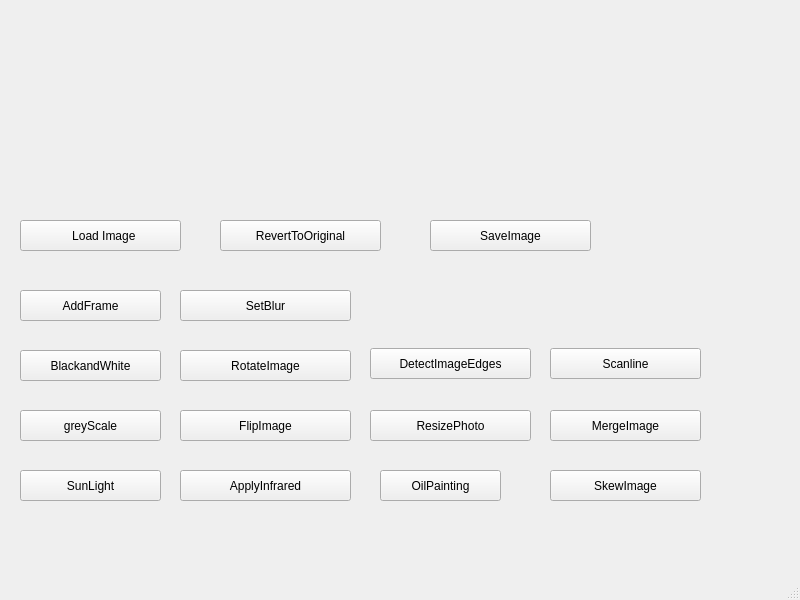
First picture: the form in mainwindow.ui, repository nouranragy/Assignment1-ImageFilters, before the edit.
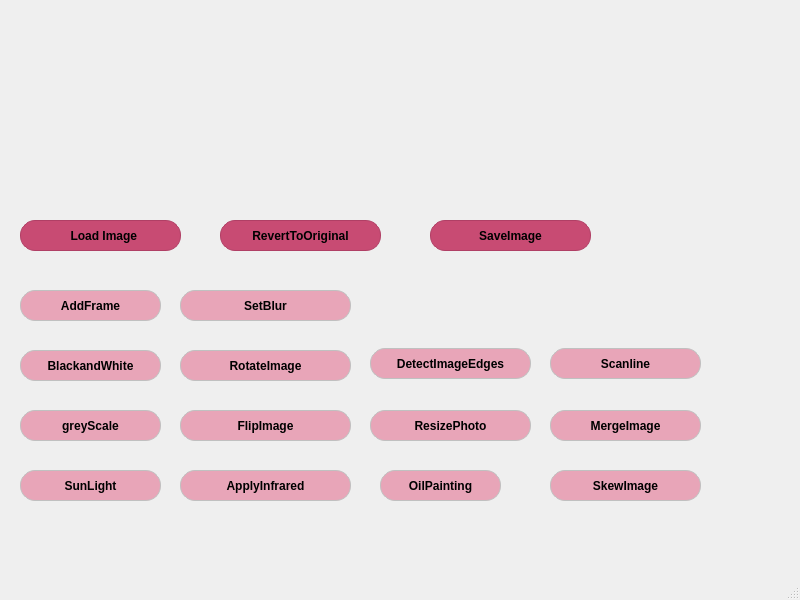
Second picture: the form after the edit.

```diff
--- a/mainwindow.ui
+++ b/mainwindow.ui
@@ -23,6 +23,27 @@
       <height>31</height>
      </rect>
     </property>
+    <property name="styleSheet">
+     <string notr="true">QPushButton{
+background-color: #e8a5b8;
+border: 1px solid #c0c0c0;
+border-radius: 15px;
+padding: 5px 15px;
+font-weight: bold;
+}
+
+QPushButton:pressed {
+background-color: #5789ff;
+border: 2px solid  #46207f;
+padding-top: 7px;
+padding-bottom;
+
+}
+
+QPushButton:hover {
+background-color: #e88eaa;
+}</string>
+    </property>
     <property name="text">
      <string>BlackandWhite</string>
     </property>
@@ -36,6 +57,27 @@
       <height>31</height>
      </rect>
     </property>
+    <property name="styleSheet">
+     <string notr="true">QPushButton{
+background-color:  #c84b73;
+border: 1px solid #b03f65;
+border-radius: 15px;
+padding: 5px 15px;
+font-weight: bold;
+}
+
+QPushButton:pressed {
+background-color: #a63a5e;
+border: 2px solid #ffb3cc;
+padding-top: 7px;
+padding-bottom;
+
+}
+
+QPushButton:hover {
+background-color: #d9648a;
+}</string>
+    </property>
     <property name="text">
      <string>  Load Image</string>
     </property>
@@ -81,6 +123,27 @@
       <height>31</height>
      </rect>
     </property>
+    <property name="styleSheet">
+     <string notr="true">QPushButton{
+background-color: #e8a5b8;
+border: 1px solid #c0c0c0;
+border-radius: 15px;
+padding: 5px 15px;
+font-weight: bold;
+}
+
+QPushButton:pressed {
+background-color: #5789ff;
+border: 2px solid  #46207f;
+padding-top: 7px;
+padding-bottom;
+
+}
+
+QPushButton:hover {
+background-color: #e88eaa;
+}</string>
+    </property>
     <property name="text">
      <string>RotateImage</string>
     </property>
@@ -94,6 +157,27 @@
       <height>31</height>
      </rect>
     </property>
+    <property name="styleSheet">
+     <string notr="true">QPushButton{
+background-color: #e8a5b8;
+border: 1px solid #c0c0c0;
+border-radius: 15px;
+padding: 5px 15px;
+font-weight: bold;
+}
+
+QPushButton:pressed {
+background-color: #5789ff;
+border: 2px solid  #46207f;
+padding-top: 7px;
+padding-bottom;
+
+}
+
+QPushButton:hover {
+background-color: #e88eaa;
+}</string>
+    </property>
     <property name="text">
      <string>DetectImageEdges</string>
     </property>
@@ -107,6 +191,27 @@
       <height>31</height>
      </rect>
     </property>
+    <property name="styleSheet">
+     <string notr="true">QPushButton{
+background-color: #e8a5b8;
+border: 1px solid #c0c0c0;
+border-radius: 15px;
+padding: 5px 15px;
+font-weight: bold;
+}
+
+QPushButton:pressed {
+background-color: #5789ff;
+border: 2px solid  #46207f;
+padding-top: 7px;
+padding-bottom;
+
+}
+
+QPushButton:hover {
+background-color: #e88eaa;
+}</string>
+    </property>
     <property name="text">
      <string>Scanline</string>
     </property>
@@ -120,6 +225,27 @@
       <height>31</height>
      </rect>
     </property>
+    <property name="styleSheet">
+     <string notr="true">QPushButton{
+background-color: #e8a5b8;
+border: 1px solid #c0c0c0;
+border-radius: 15px;
+padding: 5px 15px;
+font-weight: bold;
+}
+
+QPushButton:pressed {
+background-color: #5789ff;
+border: 2px solid  #46207f;
+padding-top: 7px;
+padding-bottom;
+
+}
+
+QPushButton:hover {
+background-color: #e88eaa;
+}</string>
+    </property>
     <property name="text">
      <string>greyScale</string>
     </property>
@@ -133,6 +259,27 @@
       <height>31</height>
      </rect>
     </property>
+    <property name="styleSheet">
+     <string notr="true">QPushButton{
+background-color: #e8a5b8;
+border: 1px solid #c0c0c0;
+border-radius: 15px;
+padding: 5px 15px;
+font-weight: bold;
+}
+
+QPushButton:pressed {
+background-color: #5789ff;
+border: 2px solid  #46207f;
+padding-top: 7px;
+padding-bottom;
+
+}
+
+QPushButton:hover {
+background-color: #e88eaa;
+}</string>
+    </property>
     <property name="text">
      <string>FlipImage</string>
     </property>
@@ -146,6 +293,27 @@
       <height>31</height>
      </rect>
     </property>
+    <property name="styleSheet">
+     <string notr="true">QPushButton{
+background-color: #e8a5b8;
+border: 1px solid #c0c0c0;
+border-radius: 15px;
+padding: 5px 15px;
+font-weight: bold;
+}
+
+QPushButton:pressed {
+background-color: #5789ff;
+border: 2px solid  #46207f;
+padding-top: 7px;
+padding-bottom;
+
+}
+
+QPushButton:hover {
+background-color: #e88eaa;
+}</string>
+    </property>
     <property name="text">
      <string>ResizePhoto</string>
     </property>
@@ -159,6 +327,27 @@
       <height>31</height>
      </rect>
     </property>
+    <property name="styleSheet">
+     <string notr="true">QPushButton{
+background-color: #e8a5b8;
+border: 1px solid #c0c0c0;
+border-radius: 15px;
+padding: 5px 15px;
+font-weight: bold;
+}
+
+QPushButton:pressed {
+background-color: #5789ff;
+border: 2px solid  #46207f;
+padding-top: 7px;
+padding-bottom;
+
+}
+
+QPushButton:hover {
+background-color: #e88eaa;
+}</string>
+    </property>
     <property name="text">
      <string>MergeImage</string>
     </property>
@@ -172,6 +361,27 @@
       <height>31</height>
      </rect>
     </property>
+    <property name="styleSheet">
+     <string notr="true">QPushButton{
+background-color: #e8a5b8;
+border: 1px solid #c0c0c0;
+border-radius: 15px;
+padding: 5px 15px;
+font-weight: bold;
+}
+
+QPushButton:pressed {
+background-color: #5789ff;
+border: 2px solid  #46207f;
+padding-top: 7px;
+padding-bottom;
+
+}
+
+QPushButton:hover {
+background-color: #e88eaa;
+}</string>
+    </property>
     <property name="text">
      <string>SunLight</string>
     </property>
@@ -185,6 +395,27 @@
       <height>31</height>
      </rect>
     </property>
+    <property name="styleSheet">
+     <string notr="true">QPushButton{
+background-color:  #c84b73;
+border: 1px solid #b03f65;
+border-radius: 15px;
+padding: 5px 15px;
+font-weight: bold;
+}
+
+QPushButton:pressed {
+background-color: #a63a5e;
+border: 2px solid #ffb3cc;
+padding-top: 7px;
+padding-bottom;
+
+}
+
+QPushButton:hover {
+background-color: #d9648a;
+}</string>
+    </property>
     <property name="text">
      <string>SaveImage</string>
     </property>
@@ -198,6 +429,27 @@
       <height>31</height>
      </rect>
     </property>
+    <property name="styleSheet">
+     <string notr="true">QPushButton{
+background-color:  #c84b73;
+border: 1px solid #b03f65;
+border-radius: 15px;
+padding: 5px 15px;
+font-weight: bold;
+}
+
+QPushButton:pressed {
+background-color: #a63a5e;
+border: 2px solid #ffb3cc;
+padding-top: 7px;
+padding-bottom;
+
+}
+
+QPushButton:hover {
+background-color: #d9648a;
+}</string>
+    </property>
     <property name="text">
      <string>RevertToOriginal</string>
     </property>
@@ -211,6 +463,27 @@
       <height>31</height>
      </rect>
     </property>
+    <property name="styleSheet">
+     <string notr="true">QPushButton{
+background-color: #e8a5b8;
+border: 1px solid #c0c0c0;
+border-radius: 15px;
+padding: 5px 15px;
+font-weight: bold;
+}
+
+QPushButton:pressed {
+background-color: #5789ff;
+border: 2px solid  #46207f;
+padding-top: 7px;
+padding-bottom;
+
+}
+
+QPushButton:hover {
+background-color: #e88eaa;
+}</string>
+    </property>
     <property name="text">
      <string>AddFrame</string>
     </property>
@@ -224,6 +497,27 @@
       <height>31</height>
      </rect>
     </property>
+    <property name="styleSheet">
+     <string notr="true">QPushButton{
+background-color: #e8a5b8;
+border: 1px solid #c0c0c0;
+border-radius: 15px;
+padding: 5px 15px;
+font-weight: bold;
+}
+
+QPushButton:pressed {
+background-color: #5789ff;
+border: 2px solid  #46207f;
+padding-top: 7px;
+padding-bottom;
+
+}
+
+QPushButton:hover {
+background-color: #e88eaa;
+}</string>
+    </property>
     <property name="text">
      <string>ApplyInfrared</string>
     </property>
@@ -237,6 +531,27 @@
       <height>31</height>
      </rect>
     </property>
+    <property name="styleSheet">
+     <string notr="true">QPushButton{
+background-color: #e8a5b8;
+border: 1px solid #c0c0c0;
+border-radius: 15px;
+padding: 5px 15px;
+font-weight: bold;
+}
+
+QPushButton:pressed {
+background-color: #5789ff;
+border: 2px solid  #46207f;
+padding-top: 7px;
+padding-bottom;
+
+}
+
+QPushButton:hover {
+background-color: #e88eaa;
+}</string>
+    </property>
     <property name="text">
      <string>SetBlur</string>
     </property>
@@ -250,6 +565,27 @@
       <height>31</height>
      </rect>
     </property>
+    <property name="styleSheet">
+     <string notr="true">QPushButton{
+background-color: #e8a5b8;
+border: 1px solid #c0c0c0;
+border-radius: 15px;
+padding: 5px 15px;
+font-weight: bold;
+}
+
+QPushButton:pressed {
+background-color: #5789ff;
+border: 2px solid  #46207f;
+padding-top: 7px;
+padding-bottom;
+
+}
+
+QPushButton:hover {
+background-color: #e88eaa;
+}</string>
+    </property>
     <property name="text">
      <string>OilPainting</string>
     </property>
@@ -263,6 +599,27 @@
       <height>31</height>
      </rect>
     </property>
+    <property name="styleSheet">
+     <string notr="true">QPushButton{
+background-color: #e8a5b8;
+border: 1px solid #c0c0c0;
+border-radius: 15px;
+padding: 5px 15px;
+font-weight: bold;
+}
+
+QPushButton:pressed {
+background-color: #5789ff;
+border: 2px solid  #46207f;
+padding-top: 7px;
+padding-bottom;
+
+}
+
+QPushButton:hover {
+background-color: #e88eaa;
+}</string>
+    </property>
     <property name="text">
      <string>SkewImage</string>
     </property>
```
Left out of the diff: 2 changed lines with no effect on the pictures.
